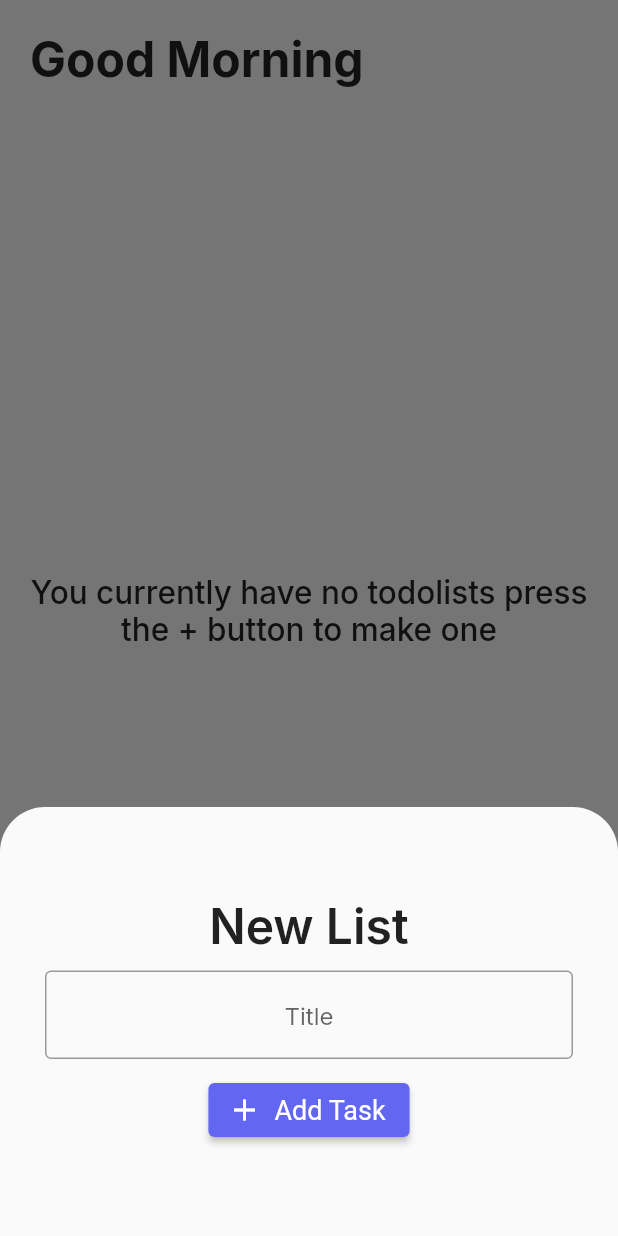
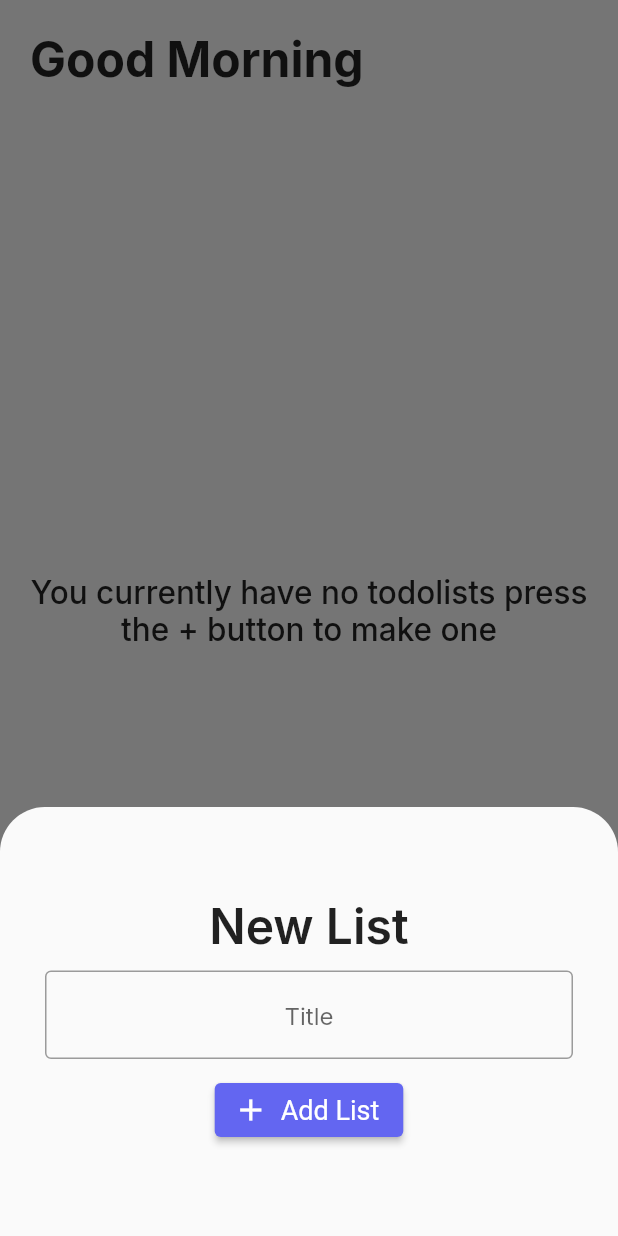
Before and after one commit to aadityasivaS/todolist-app, a Flutter app: the AppScreen screen opened directly, after a tap on the "add" icon, on a phone screen of 412 x 824 dp. Run offline on Flutter 3.47's test engine with Material 2 defaults, Android fonts, the phone set to English and light mode, and no system bars; our stand-ins replace carousel_slider, cloud_firestore, email_validator, firebase_auth, firebase_core, flutter_dotenv and 3 more; accounts and stored records are empty.

Commit message:
In the modal button changed the text from Add Task to Add List

```diff
--- a/lib/screens/app/app.dart
+++ b/lib/screens/app/app.dart
@@ -141,7 +141,7 @@ class _AppScreenState extends State<AppScreen> {
                               }
                             },
                             icon: Icon(Icons.add),
-                            label: Text('Add Task'),
+                            label: Text('Add List'),
                           ),
                         ],
                       ),
```
